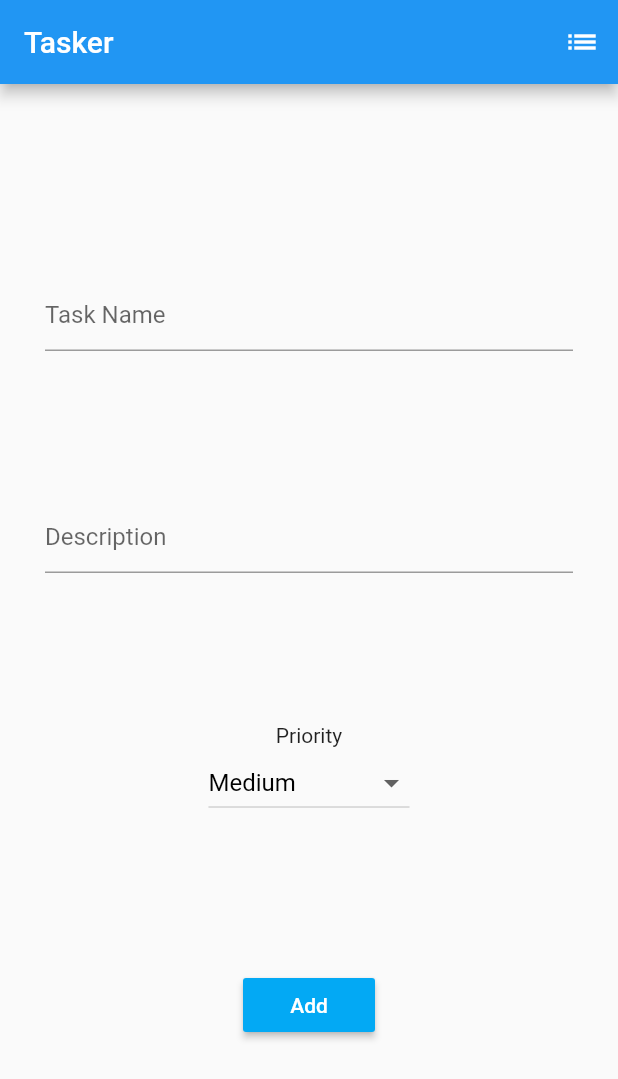
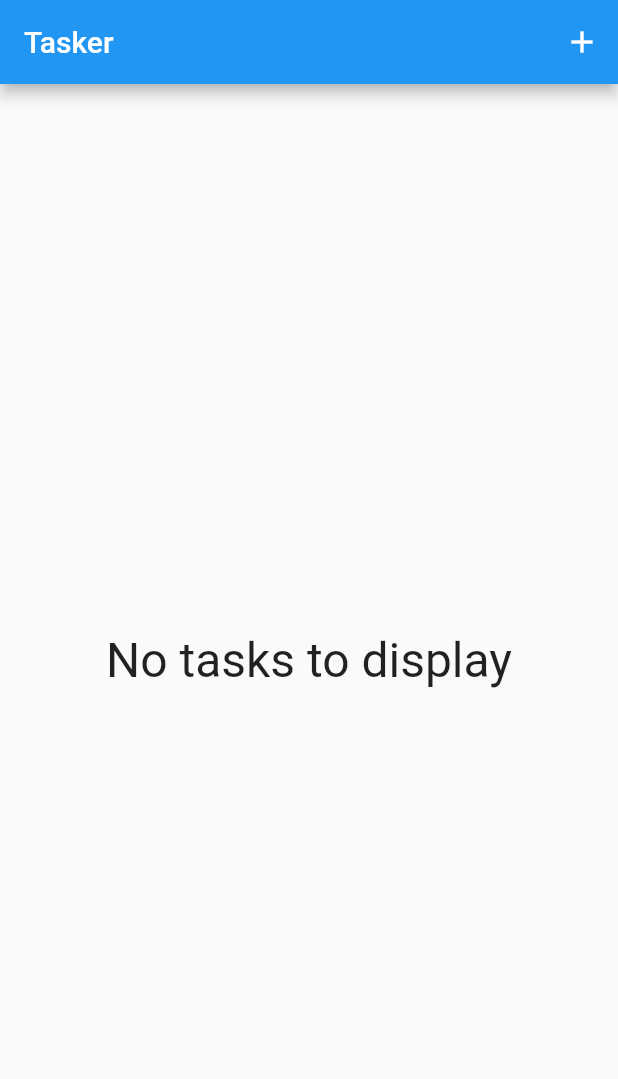
Before and after one commit to indegame/Tasker, a Flutter app: the screen it shows after launch, on a phone screen of 412 x 824 dp. Shown: the top 1079 px of the screen. Run offline on Flutter 3.47's test engine with Material 2 defaults, Android fonts, the phone set to English and light mode, and no system bars.

Commit message:
Added a task view route. And can add tasks.

```diff
--- a/lib/main.dart
+++ b/lib/main.dart
@@ -3,48 +3,137 @@ import 'package:flutter/material.dart';
 void main() => runApp(new MyApp());
 
 class MyApp extends StatelessWidget {
-  final name = "Tasker";
+  static final name = "Tasker";
+
+  static final List<Task> tasks = new List<Task>();
 
   // This widget is the root of your application.
   @override
   Widget build(BuildContext context) {
-    return MaterialApp(
-        title: name,
-        home: Scaffold(
+    return MaterialApp(title: name, home: MainTaskView());
+  }
+}
+
+class MainTaskView extends StatefulWidget {
+  @override
+  State createState() => new MainTaskViewState();
+}
+
+class MainTaskViewState extends State<MainTaskView> {
+  @override
+  Widget build(BuildContext context) {
+    return Scaffold(
       appBar: AppBar(
-              title: Text(name),
+        title: Text(MyApp.name),
         actions: <Widget>[
-                new IconButton(
-                    icon: const Icon(Icons.list), onPressed: _pushAddTasks)
+          IconButton(icon: Icon(Icons.add), onPressed: _pushAddTasks)
         ],
       ),
-            //body: new Center(child: TaskView())),
-            body: Container(margin: EdgeInsets.all(30.0), child: TaskView())));
+      body: Stack(
+        alignment: Alignment.bottomRight,
+        children: <Widget>[
+          _buildListView(),
+        ],
+      ),
+    );
   }
 
-  void _pushAddTasks() {}
+  void _pushAddTasks() {
+    Navigator.push(
+      context,
+      MaterialPageRoute(builder: (context) => AddTaskView()),
+    );
   }
 
-class TaskView extends StatefulWidget {
-  @override
-  State createState() => new TaskViewState();
+  Widget _buildListView(){
+    if(MyApp.tasks.length <= 0){
+      return Center(child: Text("No tasks to display",style: TextStyle(fontSize: 32.0),));
+    }else{
+      return ListView.builder(
+        padding: const EdgeInsets.all(16.0),
+        itemCount: MyApp.tasks.length,
+        itemBuilder: (BuildContext context, int i) {
+
+
+
+          final int index = (MyApp.tasks.length - 1) - i;
+          print("index is " + i.toString());
+          print(MyApp.tasks[index].name);
+
+          if(MyApp.tasks[index] != null){
+            return new Card(
+              child: Column(
+                children: <Widget>[
+                  _buildRow(MyApp.tasks[index]),
+                ],
+              ),
+            );
           }
 
-class TaskViewState extends State<TaskView> {
+
+
+        },
+      );
+    }
+
+  }
+
+  Widget _buildRow(Task task) {
+    IconTheme _iconDataToDisplay;
+
+    switch (task.priority.level) {
+      case 1:
+        _iconDataToDisplay = IconTheme(child: Icon(Icons.low_priority), data: IconThemeData(color: Colors.green));
+        break;
+      case 2:
+        _iconDataToDisplay = IconTheme(child: Icon(Icons.assignment_late), data: IconThemeData(color: Colors.orange));
+        break;
+      case 3:
+        _iconDataToDisplay = IconTheme(child: Icon(Icons.priority_high), data: IconThemeData(color: Colors.red));
+        break;
+      default:
+        _iconDataToDisplay = IconTheme(child: Icon(Icons.broken_image), data: IconThemeData(color: Colors.purple));
+    }
+
+    return new ListTile(
+      trailing: _iconDataToDisplay,
+      title: Text(task.name),
+      subtitle: Text(task.description),
+    );
+  }
+}
+
+class AddTaskView extends StatefulWidget {
+  @override
+  State createState() => new AddTaskViewState();
+}
+
+class AddTaskViewState extends State<AddTaskView> {
   static List<Priority> priorities = <Priority>[
     const Priority("Low", 1),
     const Priority("Medium", 2),
     const Priority("High", 3)
   ];
 
+  TextEditingController _taskNameController = new TextEditingController();
+  TextEditingController _descriptionController = new TextEditingController();
+
   final _formKey = GlobalKey<FormState>();
   var _selectedPriority = priorities[1];
 
   @override
   Widget build(BuildContext context) {
-    return Form(
+    return Scaffold(
+        appBar: AppBar(
+          title: Text(MyApp.name),
+        ),
+        //body: new Center(child: TaskView())),
+        body: Container(
+            margin: EdgeInsets.all(30.0),
+            child: Form(
                 key: _formKey,
-        child:  new LayoutBuilder(builder: (BuildContext context, BoxConstraints viewportConstraints){
+                child: new LayoutBuilder(builder:
+                    (BuildContext context, BoxConstraints viewportConstraints) {
                   return SingleChildScrollView(
                     child: ConstrainedBox(
                       constraints: new BoxConstraints(
@@ -54,8 +143,10 @@ class TaskViewState extends State<TaskView> {
                         mainAxisSize: MainAxisSize.max,
                         mainAxisAlignment: MainAxisAlignment.spaceEvenly,
                         children: <Widget>[
-                  _createValidatedFormTextField("Task Name"),
-                  _createValidatedFormTextField("Description"),
+                          _createValidatedFormTextField(
+                              "Task Name", _taskNameController),
+                          _createValidatedFormTextField(
+                              "Description", _descriptionController),
                           Column(
                             children: <Widget>[
                               Text("Priority"),
@@ -93,11 +184,11 @@ class TaskViewState extends State<TaskView> {
                       ),
                     ),
                   );
-        })
-    );
+                }))));
   }
 
-  Widget _createValidatedFormTextField(String name) {
+  Widget _createValidatedFormTextField(
+      String name, TextEditingController controller) {
     return TextFormField(
       // The validator receives the text the user has typed in
       decoration: new InputDecoration(hintText: name),
@@ -106,10 +197,25 @@ class TaskViewState extends State<TaskView> {
           return 'Please enter some text';
         }
       },
+      controller: controller,
     );
   }
 
-  void _onAdd() {}
+  @override
+  void dispose() {
+    _taskNameController.dispose();
+    _descriptionController.dispose();
+    super.dispose();
+  }
+
+  void _onAdd() {
+    if (_formKey.currentState.validate()) {
+      _formKey.currentState.save();
+
+      MyApp.tasks.add(new Task(_taskNameController.text,
+          _descriptionController.text, _selectedPriority));
+    }
+  }
 }
 
 class Priority {
@@ -118,3 +224,12 @@ class Priority {
   final String name;
   final int level;
 }
+
+class Task {
+  Task(this.name, this.description, this.priority);
+
+  String name;
+  String description;
+
+  Priority priority;
+}
```
Lines whose indentation alone changed are shown as unchanged.
